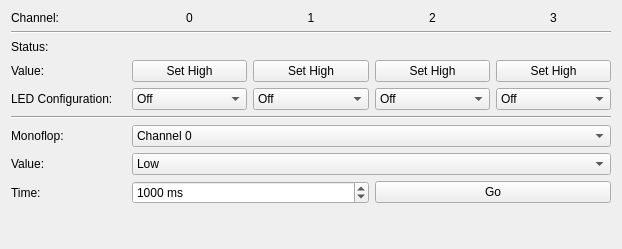
First picture: the form in src/brickv/plugin_system/plugins/industrial_digital_out_4_v2/ui/industrial_digital_out_4_v2.ui, repository Tinkerforge/brickv, before the edit.
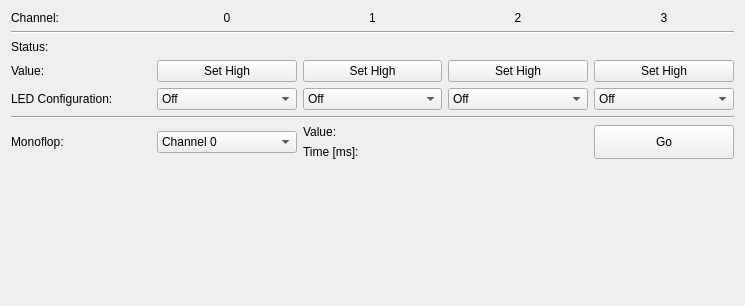
Second picture: the form after the edit.

Commit message:
Refactor and unify monoflop logic
Workaround Industrial Digital Out 4 Bricklet 2.0 and IO-4 Bricklet 2.0
firmware bugs.

Patch:
```diff
--- a/src/brickv/plugin_system/plugins/industrial_digital_out_4_v2/ui/industrial_digital_out_4_v2.ui
+++ b/src/brickv/plugin_system/plugins/industrial_digital_out_4_v2/ui/industrial_digital_out_4_v2.ui
@@ -6,8 +6,8 @@
    <rect>
     <x>0</x>
     <y>0</y>
-    <width>622</width>
-    <height>249</height>
+    <width>745</width>
+    <height>306</height>
    </rect>
   </property>
   <property name="windowTitle">
@@ -109,39 +109,6 @@
        </property>
       </widget>
      </item>
-     <item row="6" column="1" colspan="4">
-      <widget class="QComboBox" name="cbox_m_c">
-       <property name="sizePolicy">
-        <sizepolicy hsizetype="Expanding" vsizetype="Fixed">
-         <horstretch>0</horstretch>
-         <verstretch>0</verstretch>
-        </sizepolicy>
-       </property>
-       <property name="sizeAdjustPolicy">
-        <enum>QComboBox::AdjustToContents</enum>
-       </property>
-       <item>
-        <property name="text">
-         <string>Channel 0</string>
-        </property>
-       </item>
-       <item>
-        <property name="text">
-         <string>Channel 1</string>
-        </property>
-       </item>
-       <item>
-        <property name="text">
-         <string>Channel 2</string>
-        </property>
-       </item>
-       <item>
-        <property name="text">
-         <string>Channel 3</string>
-        </property>
-       </item>
-      </widget>
-     </item>
      <item row="4" column="2">
       <widget class="QComboBox" name="cbox_clc_c1">
        <property name="sizePolicy">
@@ -204,19 +171,6 @@
        </property>
       </widget>
      </item>
-     <item row="8" column="0">
-      <widget class="QLabel" name="label_7">
-       <property name="sizePolicy">
-        <sizepolicy hsizetype="Expanding" vsizetype="Preferred">
-         <horstretch>0</horstretch>
-         <verstretch>0</verstretch>
-        </sizepolicy>
-       </property>
-       <property name="text">
-        <string>Time:</string>
-       </property>
-      </widget>
-     </item>
      <item row="3" column="1">
       <widget class="QPushButton" name="btn_v_c0">
        <property name="sizePolicy">
@@ -243,44 +197,6 @@
        </property>
       </widget>
      </item>
-     <item row="8" column="1" colspan="2">
-      <widget class="QSpinBox" name="sbox_m_t">
-       <property name="sizePolicy">
-        <sizepolicy hsizetype="Expanding" vsizetype="Fixed">
-         <horstretch>0</horstretch>
-         <verstretch>0</verstretch>
-        </sizepolicy>
-       </property>
-       <property name="suffix">
-        <string> ms</string>
-       </property>
-       <property name="prefix">
-        <string/>
-       </property>
-       <property name="minimum">
-        <number>1</number>
-       </property>
-       <property name="maximum">
-        <number>2147483647</number>
-       </property>
-       <property name="value">
-        <number>1000</number>
-       </property>
-      </widget>
-     </item>
-     <item row="6" column="0">
-      <widget class="QLabel" name="label_5">
-       <property name="sizePolicy">
-        <sizepolicy hsizetype="Expanding" vsizetype="Preferred">
-         <horstretch>0</horstretch>
-         <verstretch>0</verstretch>
-        </sizepolicy>
-       </property>
-       <property name="text">
-        <string>Monoflop:</string>
-       </property>
-      </widget>
-     </item>
      <item row="3" column="0">
       <widget class="QLabel" name="label_3">
        <property name="text">
@@ -298,39 +214,6 @@
        </property>
       </widget>
      </item>
-     <item row="8" column="3" colspan="2">
-      <widget class="QPushButton" name="btn_m_go">
-       <property name="sizePolicy">
-        <sizepolicy hsizetype="Expanding" vsizetype="Fixed">
-         <horstretch>0</horstretch>
-         <verstretch>0</verstretch>
-        </sizepolicy>
-       </property>
-       <property name="text">
-        <string>Go</string>
-       </property>
-      </widget>
-     </item>
-     <item row="7" column="1" colspan="4">
-      <widget class="QComboBox" name="cbox_m_v">
-       <property name="sizePolicy">
-        <sizepolicy hsizetype="Expanding" vsizetype="Fixed">
-         <horstretch>0</horstretch>
-         <verstretch>0</verstretch>
-        </sizepolicy>
-       </property>
-       <item>
-        <property name="text">
-         <string>Low</string>
-        </property>
-       </item>
-       <item>
-        <property name="text">
-         <string>High</string>
-        </property>
-       </item>
-      </widget>
-     </item>
      <item row="3" column="2">
       <widget class="QPushButton" name="btn_v_c1">
        <property name="sizePolicy">
@@ -397,19 +280,6 @@
        </item>
       </widget>
      </item>
-     <item row="7" column="0">
-      <widget class="QLabel" name="label_6">
-       <property name="sizePolicy">
-        <sizepolicy hsizetype="Expanding" vsizetype="Preferred">
-         <horstretch>0</horstretch>
-         <verstretch>0</verstretch>
-        </sizepolicy>
-       </property>
-       <property name="text">
-        <string>Value:</string>
-       </property>
-      </widget>
-     </item>
      <item row="2" column="0">
       <widget class="QLabel" name="label_2">
        <property name="text">
@@ -464,6 +334,101 @@
        </item>
       </widget>
      </item>
+     <item row="7" column="3">
+      <widget class="QStackedWidget" name="monoflop_time_stack">
+       <property name="currentIndex">
+        <number>-1</number>
+       </property>
+      </widget>
+     </item>
+     <item row="7" column="2">
+      <widget class="QLabel" name="label_7">
+       <property name="sizePolicy">
+        <sizepolicy hsizetype="Expanding" vsizetype="Preferred">
+         <horstretch>0</horstretch>
+         <verstretch>0</verstretch>
+        </sizepolicy>
+       </property>
+       <property name="text">
+        <string>Time [ms]:</string>
+       </property>
+      </widget>
+     </item>
+     <item row="6" column="2">
+      <widget class="QLabel" name="label_6">
+       <property name="sizePolicy">
+        <sizepolicy hsizetype="Expanding" vsizetype="Preferred">
+         <horstretch>0</horstretch>
+         <verstretch>0</verstretch>
+        </sizepolicy>
+       </property>
+       <property name="text">
+        <string>Value:</string>
+       </property>
+      </widget>
+     </item>
+     <item row="6" column="3">
+      <widget class="QStackedWidget" name="monoflop_value_stack"/>
+     </item>
+     <item row="6" column="4" rowspan="2">
+      <widget class="QPushButton" name="btn_m_go">
+       <property name="sizePolicy">
+        <sizepolicy hsizetype="Minimum" vsizetype="Minimum">
+         <horstretch>0</horstretch>
+         <verstretch>0</verstretch>
+        </sizepolicy>
+       </property>
+       <property name="text">
+        <string>Go</string>
+       </property>
+      </widget>
+     </item>
+     <item row="6" column="1" rowspan="2">
+      <widget class="QComboBox" name="cbox_m_c">
+       <property name="sizePolicy">
+        <sizepolicy hsizetype="Expanding" vsizetype="Fixed">
+         <horstretch>0</horstretch>
+         <verstretch>0</verstretch>
+        </sizepolicy>
+       </property>
+       <property name="sizeAdjustPolicy">
+        <enum>QComboBox::AdjustToContents</enum>
+       </property>
+       <item>
+        <property name="text">
+         <string>Channel 0</string>
+        </property>
+       </item>
+       <item>
+        <property name="text">
+         <string>Channel 1</string>
+        </property>
+       </item>
+       <item>
+        <property name="text">
+         <string>Channel 2</string>
+        </property>
+       </item>
+       <item>
+        <property name="text">
+         <string>Channel 3</string>
+        </property>
+       </item>
+      </widget>
+     </item>
+     <item row="6" column="0" rowspan="2">
+      <widget class="QLabel" name="label_5">
+       <property name="sizePolicy">
+        <sizepolicy hsizetype="Expanding" vsizetype="Preferred">
+         <horstretch>0</horstretch>
+         <verstretch>0</verstretch>
+        </sizepolicy>
+       </property>
+       <property name="text">
+        <string>Monoflop:</string>
+       </property>
+      </widget>
+     </item>
     </layout>
    </item>
    <item>
```
The commit also changes 27 other files.
